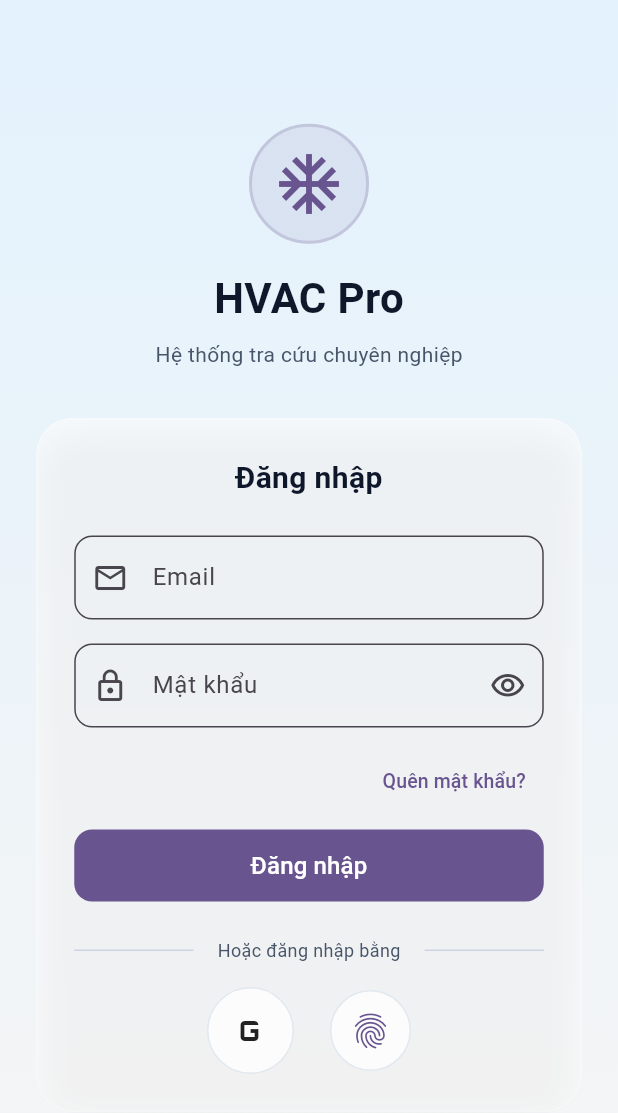
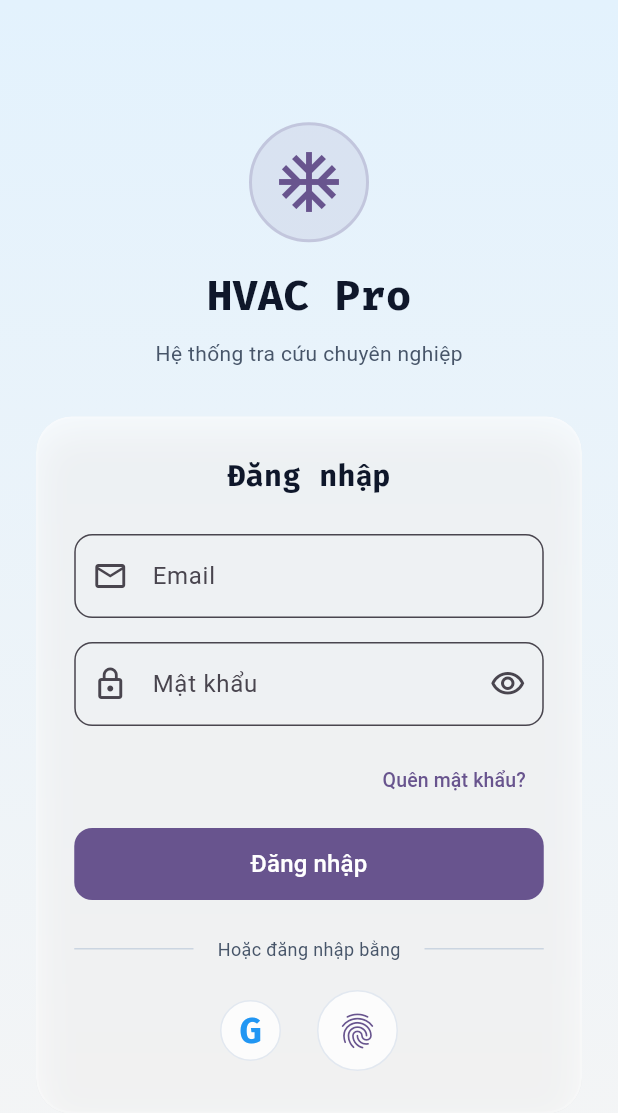
Before and after one commit to thanhtupppp/hvac-master, a Flutter app: the LoginScreen screen opened directly, on a phone screen of 412 x 824 dp. Shown: the top 1113 px of the screen. Run offline on Flutter 3.47's test engine with Material 3 defaults, Android fonts, the phone set to English and light mode, and no system bars; our stand-ins replace firebase_auth, google_fonts, google_sign_in, local_auth; accounts and stored records are empty.

Commit message:
fix: resolve mobile login screen review findings (responsive width, withValues, fonts)

```diff
--- a/apps/mobile/lib/screens/login/login_screen.dart
+++ b/apps/mobile/lib/screens/login/login_screen.dart
@@ -3,6 +3,7 @@ import 'package:flutter/material.dart';
 import 'package:firebase_auth/firebase_auth.dart';
 import 'package:google_sign_in/google_sign_in.dart';
 import 'package:local_auth/local_auth.dart';
+import 'package:google_fonts/google_fonts.dart';
 import '../home/home_screen.dart';
 
 const Map<int, Color> _slate = {
@@ -77,8 +78,7 @@ class _LoginScreenState extends State<LoginScreen> {
     try {
       final GoogleSignInAccount? googleUser = await GoogleSignIn().signIn();
       if (googleUser == null) {
-        setState(() => _isLoading = false);
-        return; // Hủy đăng nhập
+        return; // Canceled by user (finally block will set _isLoading to false)
       }
 
       final GoogleSignInAuthentication googleAuth = await googleUser.authentication;
@@ -121,8 +121,6 @@ class _LoginScreenState extends State<LoginScreen> {
       );
 
       if (didAuthenticate) {
-        // Lưu ý: Trong thực tế, sinh trắc học sẽ dùng để lấy Credentials đã được mã hóa/lưu trước đó.
-        // Ở đây mô phỏng đăng nhập thành công vào trang chủ sau khi xác nhận vân tay/khuôn mặt.
         _navigateToHome();
       }
     } catch (e) {
@@ -186,7 +184,7 @@ class _LoginScreenState extends State<LoginScreen> {
                   const SizedBox(height: 16),
                   Text(
                     'HVAC Pro',
-                    style: TextStyle(
+                    style: GoogleFonts.firaCode(
                       fontSize: 28,
                       fontWeight: FontWeight.bold,
                       color: isDark ? Colors.white : _slate[900],
@@ -202,8 +200,10 @@ class _LoginScreenState extends State<LoginScreen> {
                   ),
                   const SizedBox(height: 32),
 
-                  // Glassmorphism Card
-                  ClipRRect(
+                  // Glassmorphism Card (with maximum width constraint)
+                  Container(
+                    constraints: const BoxConstraints(maxWidth: 400),
+                    child: ClipRRect(
                       borderRadius: BorderRadius.circular(24),
                       child: BackdropFilter(
                         filter: ImageFilter.blur(sigmaX: 15.0, sigmaY: 15.0),
@@ -235,7 +235,7 @@ class _LoginScreenState extends State<LoginScreen> {
                               children: [
                                 Text(
                                   'Đăng nhập',
-                                style: TextStyle(
+                                  style: GoogleFonts.firaCode(
                                     fontSize: 20,
                                     fontWeight: FontWeight.bold,
                                     color: isDark ? Colors.white : _slate[900],
@@ -389,14 +389,15 @@ class _LoginScreenState extends State<LoginScreen> {
                                 Row(
                                   mainAxisAlignment: MainAxisAlignment.center,
                                   children: [
-                                  // Google button
+                                    // Google button (Offline-safe styled text representation)
                                     _buildRoundSocialButton(
-                                    icon: Image.network(
-                                      'https://upload.wikimedia.org/wikipedia/commons/c/c1/Google_%22G%22_logo.svg',
-                                      height: 24,
-                                      width: 24,
-                                      errorBuilder: (context, error, stackTrace) =>
-                                          const Icon(Icons.g_mobiledata, size: 32),
+                                      icon: Text(
+                                        'G',
+                                        style: GoogleFonts.firaCode(
+                                          fontSize: 24,
+                                          fontWeight: FontWeight.bold,
+                                          color: Colors.blue,
+                                        ),
                                       ),
                                       onTap: _isLoading ? null : _loginWithGoogle,
                                     ),
@@ -414,6 +415,7 @@ class _LoginScreenState extends State<LoginScreen> {
                                   ],
                                 ),
                               ],
+                            ),
                           ),
                         ),
                       ),
```
Also changed, not shown: 1 other file. Lines whose indentation alone changed are shown as unchanged.
